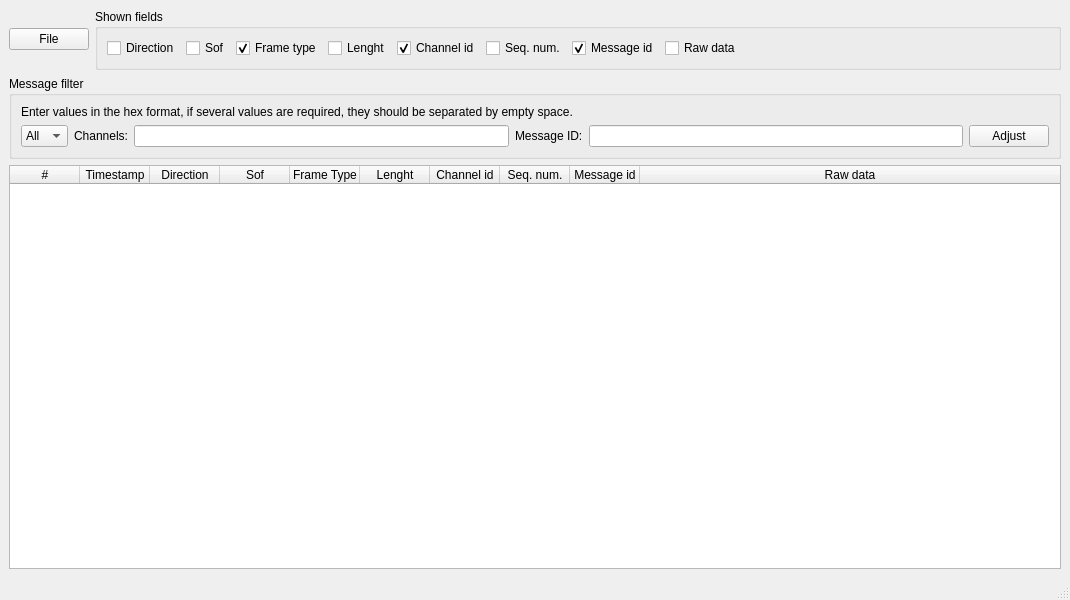
Old version of the form mainwindow.ui in the repository nekolyshe/rstp_parser.
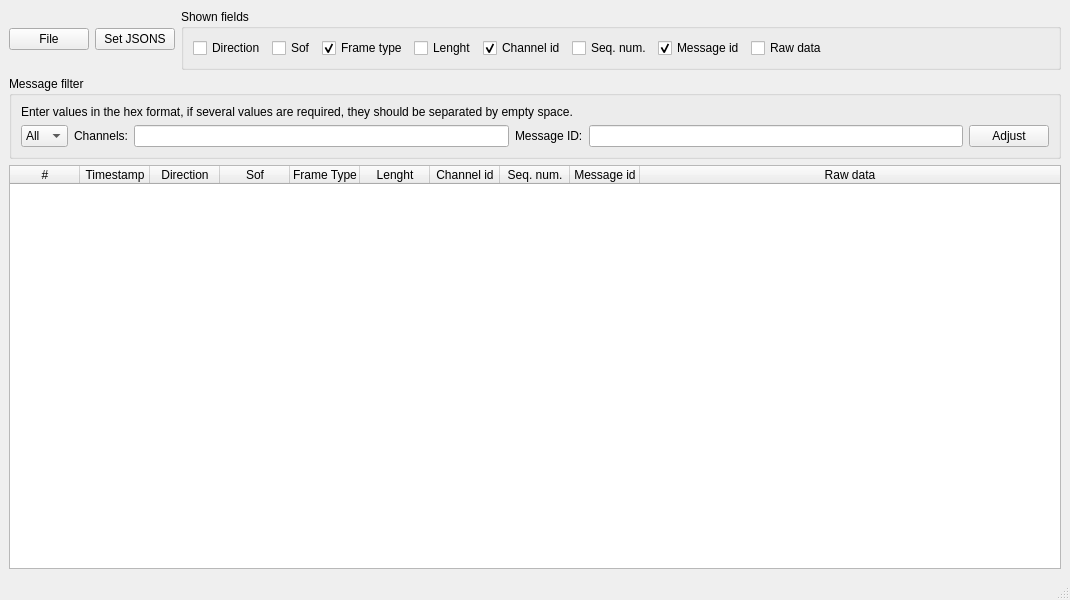
New version of the form.

Commit message: Added JSON folder selection.

Patch:
```diff
--- a/mainwindow.ui
+++ b/mainwindow.ui
@@ -26,6 +26,13 @@
           </property>
          </widget>
         </item>
+        <item>
+         <widget class="QPushButton" name="pbOpenJsonFolder">
+          <property name="text">
+           <string>Set JSONS</string>
+          </property>
+         </widget>
+        </item>
         <item>
          <widget class="QGroupBox" name="groupBox">
           <property name="title">
```
The commit also changes 5 other files.
